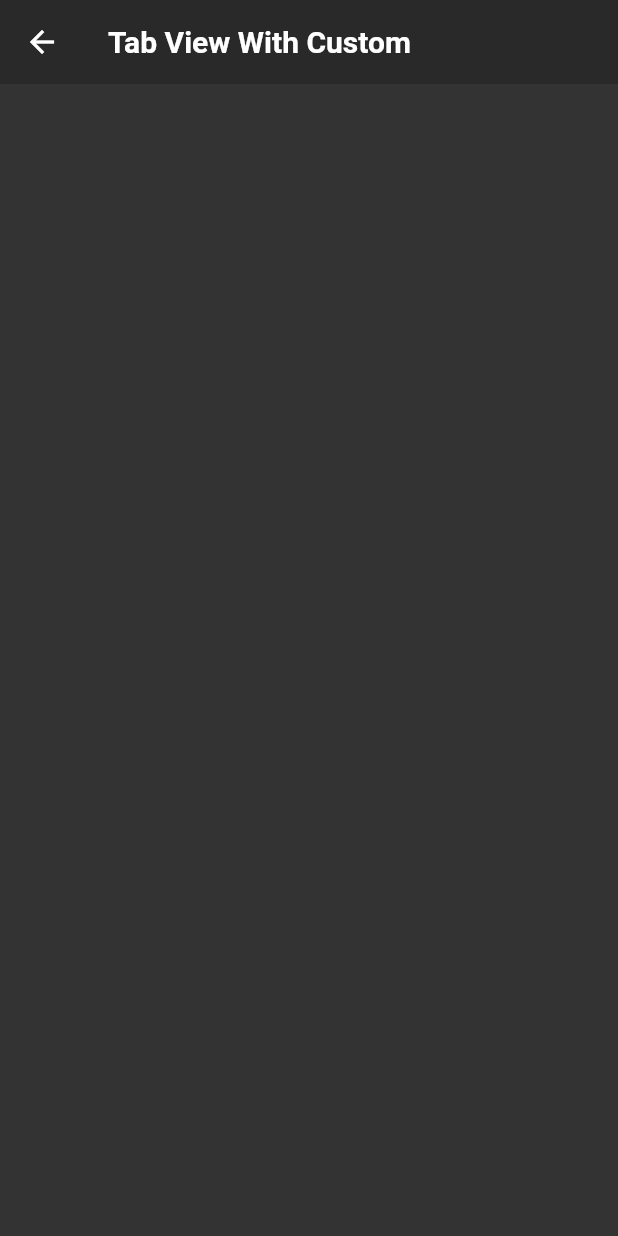
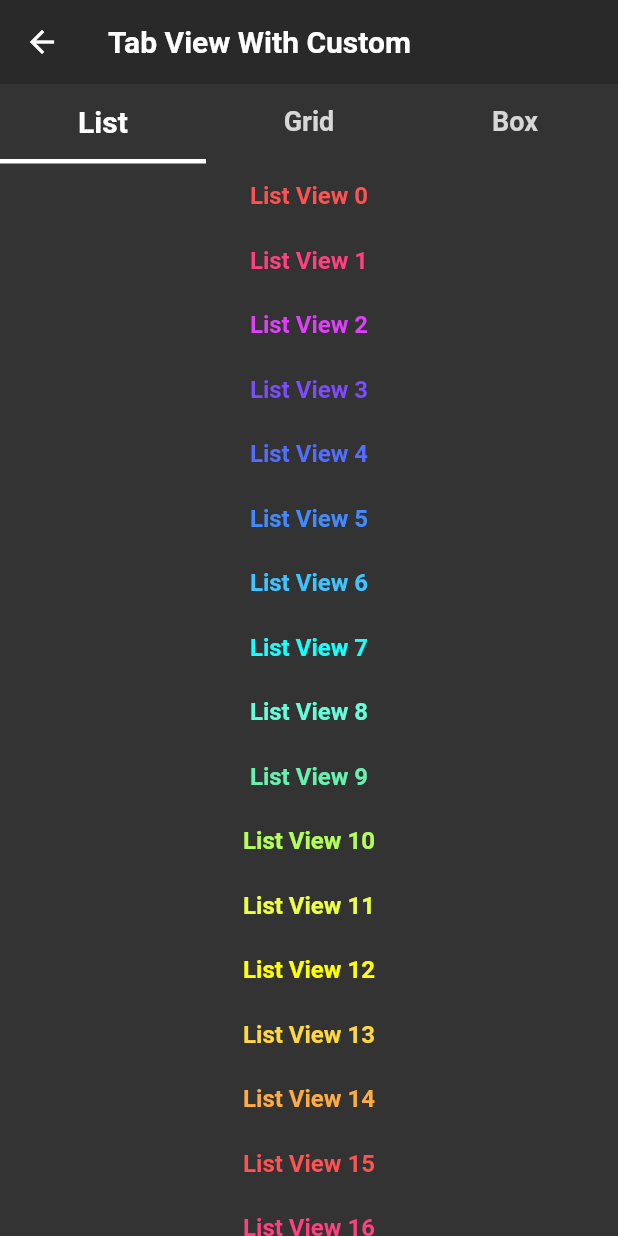
Before and after one commit to boglbbogl/flutter_velog_sample, a Flutter app: the TabViewCustomScreen screen opened by its route, on a phone screen of 412 x 824 dp. Run offline on Flutter 3.47's test engine with Material 2 defaults, Android fonts, the phone set to English and light mode, and no system bars; our stand-ins replace bloc, equatable, flutter_bloc, flutter_mobx, flutter_riverpod, get and 1 more; generated files the repository leaves out were written again; statements that could not run were skipped.

Commit message:
create tabview with custom

```diff
--- a/lib/main.dart
+++ b/lib/main.dart
@@ -16,7 +16,7 @@ import 'package:flutter_velog_sample/infinity_scroll/vertical_infinity_scroll_sc
 import 'package:flutter_velog_sample/initial_app.dart';
 import 'package:flutter_velog_sample/main_provider.dart';
 import 'package:flutter_velog_sample/scroll_indicator/vertical_indicator/vertical_indicator_screen.dart';
-import 'package:flutter_velog_sample/tab_view/tab_view_custom_screen.dart';
+import 'package:flutter_velog_sample/tab_view/custom/tab_view_custom_screen.dart';
 import 'package:flutter_velog_sample/tab_view/pageview/tab_view_page_view_screen.dart';
 import 'package:flutter_velog_sample/tab_view/tabbar/tab_view_tabbar_screen.dart';
 import 'package:flutter_velog_sample/ui/sns_ui_heart_icon_screen.dart';
--- /dev/null
+++ b/lib/tab_view/custom/tab_view_custom_screen.dart
@@ -0,0 +1,210 @@
+import 'dart:math';
+import 'dart:ui';
+
+import 'package:flutter/material.dart';
+import 'package:flutter_velog_sample/_core/app_bar.dart';
+import 'package:flutter_velog_sample/tab_view/custom/tab_view_custom_getx.dart';
+import 'package:get/get.dart';
+import 'package:get/get_state_manager/get_state_manager.dart';
+
+class TabViewCustomScreen extends StatelessWidget {
+  const TabViewCustomScreen({super.key});
+
+  @override
+  Widget build(BuildContext context) {
+    return GetBuilder<TabViewCustomGetx>(
+        init: TabViewCustomGetx(),
+        builder: (state) {
+          return Scaffold(
+              appBar: appBar(title: 'Tab View With Custom'),
+              body: Column(
+                children: [
+                  SizedBox(
+                    height: 53,
+                    child: Stack(
+                      children: [
+                        Wrap(
+                          children: [
+                            _tabBar(
+                              context: context,
+                              title: 'List',
+                              index: 0,
+                              currentIndex: state.tabIndex,
+                              onTap: (i) => state.tabChanged(i),
+                            ),
+                            _tabBar(
+                              context: context,
+                              title: 'Grid',
+                              index: 1,
+                              currentIndex: state.tabIndex,
+                              onTap: (i) => state.tabChanged(i),
+                            ),
+                            _tabBar(
+                              context: context,
+                              title: 'Box',
+                              index: 2,
+                              currentIndex: state.tabIndex,
+                              onTap: (i) => state.tabChanged(i),
+                            ),
+                          ],
+                        ),
+                        Obx(() => AnimatedPositioned(
+                              duration:
+                                  Duration(milliseconds: state.duration.value),
+                              bottom: 0,
+                              left: state.indicatorPosition.value,
+                              child: Container(
+                                width: MediaQuery.of(context).size.width / 3,
+                                height: 3,
+                                color: Colors.white,
+                              ),
+                            )),
+                      ],
+                    ),
+                  ),
+                  Expanded(
+                    child: Stack(
+                      children: [
+                        _tabView(
+                          duration: state.duration,
+                          position: state.positions[0],
+                          onUpdate: (details) =>
+                              state.horizontalPanUpdated(details),
+                          onEnd: (details) => state.horizontalPanEnded(details),
+                          body: ListView.builder(
+                              key: const PageStorageKey("LIST_VIEW"),
+                              itemCount: 1000,
+                              itemBuilder: (context, index) {
+                                return Container(
+                                  padding:
+                                      const EdgeInsets.symmetric(vertical: 12),
+                                  width: MediaQuery.of(context).size.width,
+                                  child: Center(
+                                    child: Text(
+                                      "List View $index",
+                                      style: TextStyle(
+                                          fontSize: 16,
+                                          color: Colors.accents[index % 15],
+                                          fontWeight: FontWeight.bold),
+                                    ),
+                                  ),
+                                );
+                              }),
+                        ),
+                        _tabView(
+                          duration: state.duration,
+                          position: state.positions[1],
+                          onUpdate: (details) =>
+                              state.horizontalPanUpdated(details),
+                          onEnd: (details) => state.horizontalPanEnded(details),
+                          body: GridView.builder(
+                              key: const PageStorageKey("GRID_VIEW"),
+                              itemCount: 1000,
+                              gridDelegate:
+                                  const SliverGridDelegateWithFixedCrossAxisCount(
+                                crossAxisCount: 3,
+                                crossAxisSpacing: 12,
+                                mainAxisSpacing: 12,
+                              ),
+                              itemBuilder: ((context, index) {
+                                List<int> _number = [
+                                  Random().nextInt(255),
+                                  Random().nextInt(255),
+                                  Random().nextInt(255)
+                                ];
+                                return Container(
+                                  color: Color.fromRGBO(
+                                      _number[0], _number[1], _number[2], 1),
+                                  child: Center(
+                                      child: Text(
+                                    "Grid View $index",
+                                    style: const TextStyle(
+                                        fontSize: 16,
+                                        color: Colors.white,
+                                        fontWeight: FontWeight.bold),
+                                  )),
+                                );
+                              })),
+                        ),
+                        _tabView(
+                          duration: state.duration,
+                          position: state.positions[2],
+                          onUpdate: (details) =>
+                              state.horizontalPanUpdated(details),
+                          onEnd: (details) => state.horizontalPanEnded(details),
+                          body: Container(
+                            width: 10,
+                            color: const Color.fromRGBO(91, 91, 91, 1),
+                            child: const Center(
+                              child: Text(
+                                'Box',
+                                style: TextStyle(
+                                    color: Colors.white,
+                                    fontSize: 56,
+                                    fontWeight: FontWeight.bold),
+                              ),
+                            ),
+                          ),
+                        ),
+                      ],
+                    ),
+                  ),
+                ],
+              ));
+        });
+  }
+
+  Obx _tabView({
+    required RxInt duration,
+    required RxDouble position,
+    required Function(DragUpdateDetails) onUpdate,
+    required Function(DragEndDetails) onEnd,
+    required Widget body,
+  }) {
+    return Obx(() => AnimatedPositioned(
+          duration: Duration(milliseconds: duration.value),
+          left: position.value,
+          child: GestureDetector(
+            onHorizontalDragUpdate: (DragUpdateDetails details) =>
+                onUpdate(details),
+            onHorizontalDragEnd: (DragEndDetails details) => onEnd(details),
+            child: Container(
+              color: Colors.transparent,
+              height: Get.height -
+                  MediaQueryData.fromWindow(window).padding.top -
+                  kToolbarHeight,
+              width: Get.width,
+              child: body,
+            ),
+          ),
+        ));
+  }
+
+  GestureDetector _tabBar({
+    required BuildContext context,
+    required String title,
+    required int index,
+    required int currentIndex,
+    required Function(int) onTap,
+  }) {
+    return GestureDetector(
+      onTap: () => onTap(index),
+      child: Container(
+        color: Colors.transparent,
+        width: MediaQuery.of(context).size.width / 3,
+        height: 50,
+        child: Center(
+            child: Text(
+          title,
+          style: TextStyle(
+            color: currentIndex == index
+                ? Colors.white
+                : const Color.fromRGBO(215, 215, 215, 1),
+            fontWeight: FontWeight.bold,
+            fontSize: currentIndex == index ? 20 : 18,
+          ),
+        )),
+      ),
+    );
+  }
+}
--- a/lib/tab_view/tab_view_custom_screen.dart
+++ /dev/null
@@ -1,13 +0,0 @@
-import 'package:flutter/material.dart';
-import 'package:flutter_velog_sample/_core/app_bar.dart';
-
-class TabViewCustomScreen extends StatelessWidget {
-  const TabViewCustomScreen({super.key});
-
-  @override
-  Widget build(BuildContext context) {
-    return Scaffold(
-      appBar: appBar(title: 'Tab View With Custom'),
-    );
-  }
-}
```
Also changed, not shown: lib/tab_view/custom/tab_view_custom_getx.dart (added, +100 -0 lines), lib/tab_view/pageview/tab_view_page_view_screen.dart (+2 -25 lines), lib/tab_view/tabbar/tab_view_tabbar_screen.dart (+1 -22 lines).
